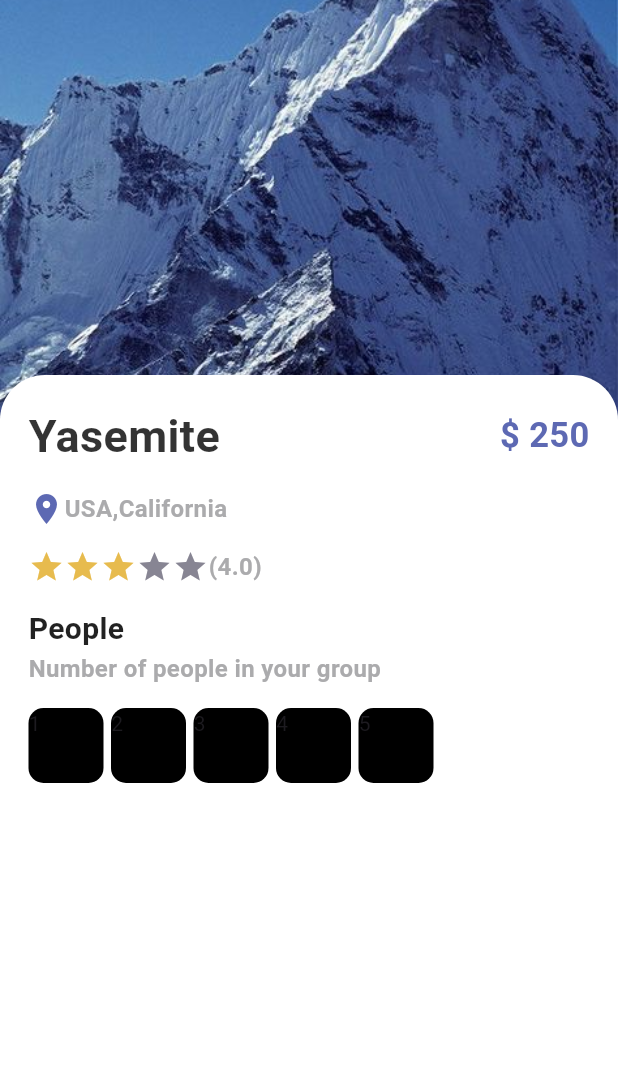
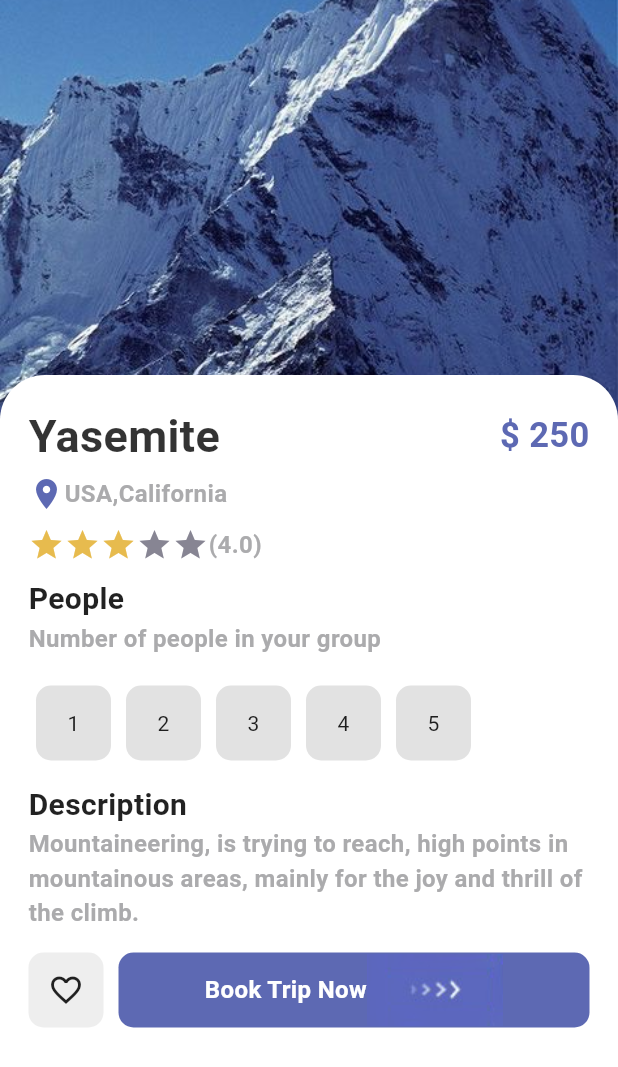
Before and after one commit to Nada-gaber/travel_app, a Flutter app: the screen it shows after launch, on a phone screen of 412 x 824 dp. Shown: the top 1067 px of the screen. Run offline on Flutter 3.47's test engine with Material 3 defaults, Android fonts, the phone set to English and light mode, and no system bars; our stand-ins replace bloc, equatable.

Commit message:
new file:   lib/bloc/app_cuits.dart 	new file:   lib/bloc/cubit_states.dart 	modified:   lib/pages/detail.dart 	modified:   lib/widgets/button.dart 	modified:   lib/widgets/container_button.dart 	modified:   pubspec.lock 	modified:   pubspec.yaml

```diff
--- /dev/null
+++ b/lib/bloc/app_cuits.dart
@@ -0,0 +1,8 @@
+import 'package:bloc/bloc.dart';
+import 'package:travel_app/bloc/cubit_states.dart';
+
+class AppCubits extends Cubit {
+  AppCubits() : super(InitialState()) {
+    emit(WelcomeState());
+  }
+}
--- /dev/null
+++ b/lib/bloc/cubit_states.dart
@@ -0,0 +1,15 @@
+import 'package:equatable/equatable.dart';
+
+abstract class CubitStates extends Equatable {}
+
+class InitialState extends CubitStates {
+  @override
+  // TODO: implement props
+  List<Object?> get props => [];
+}
+
+class WelcomeState extends CubitStates {
+  @override
+  // TODO: implement props
+  List<Object?> get props => [];
+}
--- a/lib/pages/detail.dart
+++ b/lib/pages/detail.dart
@@ -1,4 +1,5 @@
 import 'package:flutter/material.dart';
+import 'package:travel_app/widgets/button.dart';
 import 'package:travel_app/widgets/colors.dart';
 import 'package:travel_app/widgets/container_button.dart';
 import 'package:travel_app/widgets/small_text.dart';
@@ -13,6 +14,7 @@ class Details extends StatefulWidget {
 
 class _DetailsState extends State<Details> {
   int gottanStar = 3;
+  int selectedIndex = -1;
   @override
   Widget build(BuildContext context) {
     return Scaffold(
@@ -67,7 +69,7 @@ class _DetailsState extends State<Details> {
                         ],
                       ),
                       const SizedBox(
-                        height: 15,
+                        height: 5,
                       ),
                       Row(
                         children: [
@@ -82,7 +84,7 @@ class _DetailsState extends State<Details> {
                         ],
                       ),
                       const SizedBox(
-                        height: 15,
+                        height: 10,
                       ),
                       Row(
                         children: [
@@ -103,7 +105,7 @@ class _DetailsState extends State<Details> {
                         ],
                       ),
                       const SizedBox(
-                        height: 15,
+                        height: 10,
                       ),
                       TextAppStyle(
                         text: 'People',
@@ -113,17 +115,66 @@ class _DetailsState extends State<Details> {
                         text: 'Number of people in your group',
                         color: AppColors.mainTextColor,
                       ),
-                       const SizedBox(
+                      const SizedBox(
                         height: 15,
                       ),
                       Wrap(
                         children: List.generate(5, (index) {
-                          return AppButton(
-                            color: Colors.black,
-                            text: (index + 1).toString(),
+                          return InkWell(
+                            onTap: () {
+                              setState(() {
+                                selectedIndex = index;
+                              });
+                            },
+                            child: Container(
+                                margin: const EdgeInsets.all(5),
+                                child: AppButton(
+                                  color: selectedIndex == index
+                                      ? Colors.black87
+                                      : Colors.grey.withOpacity(0.3),
+                                  text: (index + 1).toString(),
+                                  textColor: selectedIndex == index
+                                      ? Colors.white
+                                      : Colors.black87,
+                                )),
                           );
                         }),
-                      )
+                      ),
+                      const SizedBox(
+                        height: 10,
+                      ),
+                      TextAppStyle(
+                        text: 'Description',
+                        size: 20,
+                      ),
+                      TextSmall(
+                        text:
+                            'Mountaineering, is trying to reach, high points in mountainous areas, mainly for the joy and thrill of the climb. ',
+                        color: AppColors.mainTextColor,
+                      ),
+                      const SizedBox(
+                        height: 15,
+                      ),
+                      Positioned(
+                          bottom: 10,
+                          left: 20,
+                          right: 20,
+                          child: Row(
+                            children: [
+                              AppButton(
+                                color: Colors.grey.shade200,
+                                textColor: AppColors.textColor1,
+                                isIcon: true,
+                                icon: Icons.favorite_border,
+                              ),
+                              SizedBox(
+                                width: 10,
+                              ),
+                              Button(
+                                isResponsive: true,
+                              ),
+                            ],
+                          ))
                     ],
                   ),
                 ),
--- a/lib/widgets/button.dart
+++ b/lib/widgets/button.dart
@@ -1,24 +1,33 @@
 import 'package:flutter/material.dart';
 import 'package:travel_app/widgets/colors.dart';
+import 'package:travel_app/widgets/small_text.dart';
+import 'package:travel_app/widgets/text.dart';
 
 class Button extends StatelessWidget {
   bool? isResponsive;
   double? width;
 
-  Button({Key? key, this.isResponsive = false, width = 250}) : super(key: key);
+  Button({Key? key, this.isResponsive = false, width = 120}) : super(key: key);
 
   @override
   Widget build(BuildContext context) {
-    return Container(
-      width: width,
-      height: 60,
+    return Flexible(
+      child: Container(
+        width:isResponsive == true ? double.maxFinite : width,
+        height: 50,
         decoration: BoxDecoration(
           borderRadius: BorderRadius.circular(10),
           color: AppColors.mainColor,
         ),
         child: Row(
           mainAxisAlignment: MainAxisAlignment.center,
-        children: [Image.asset('img/button-one.png')],
+          children: [
+            isResponsive == true
+                ? TextSmall(text: 'Book Trip Now',color: Colors.white,)
+                : Container(),
+            Image.asset('img/button-one.png')
+          ],
+        ),
       ),
     );
   }
--- a/lib/widgets/container_button.dart
+++ b/lib/widgets/container_button.dart
@@ -5,12 +5,14 @@ class AppButton extends StatelessWidget {
   String text;
   IconData icon;
   bool isIcon;
+  Color textColor;
   AppButton({
     Key? key,
     this.icon = Icons.favorite,
     required this.color,
     this.text = 'hi',
     this.isIcon = false,
+  required  this.textColor
   }) : super(key: key);
 
   @override
@@ -18,12 +20,11 @@ class AppButton extends StatelessWidget {
     return Container(
       width: 50,
       height: 50,
-      margin: EdgeInsets.only(right: 5),
       decoration: BoxDecoration(
         color: color,
         borderRadius: BorderRadius.circular(10),
       ),
-      child: isIcon == false ? Text(text) : Icon(icon),
+      child: isIcon == false ? Center(child: Text(text, style:TextStyle(color: textColor))) : Center(child: Icon(icon)),
     );
   }
 }
--- a/pubspec.yaml
+++ b/pubspec.yaml
@@ -15,6 +15,9 @@ dependencies:
     sdk: flutter
 
   cupertino_icons: ^1.0.2
+  bloc:
+  flutter_bloc:
+  equatable:
 
 dev_dependencies:
   flutter_test:
```
Also changed, not shown: pubspec.lock. Lines whose indentation alone changed are shown as unchanged.
